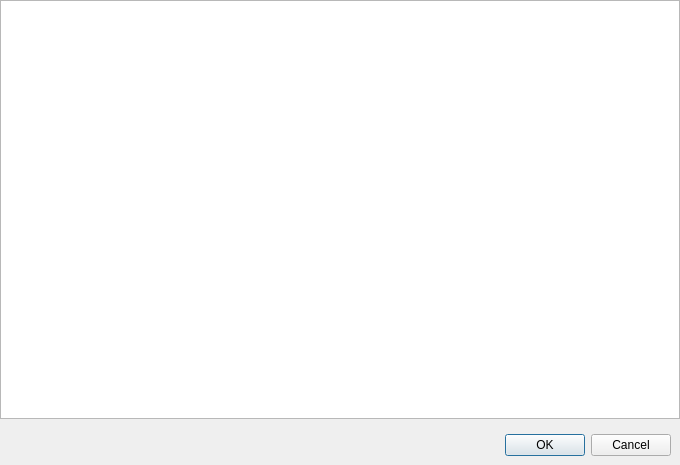
pasbi/CAN, file src/Merge/mergedialog.ui: the form before one commit.
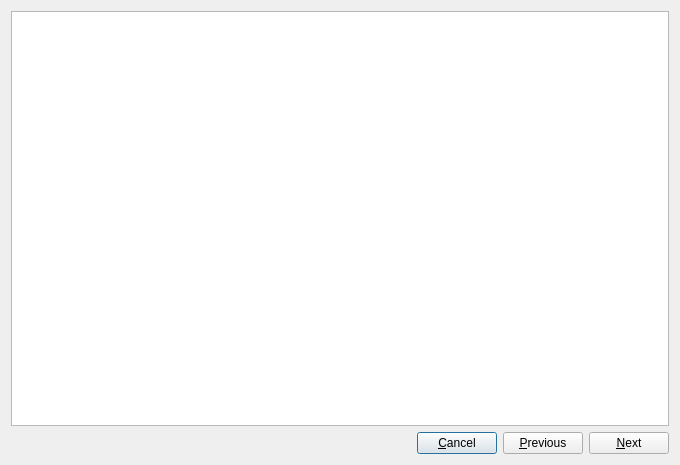
The form after the commit. Custom widgets are drawn as their Qt base class.

The edit to the form file:
```diff
--- a/src/Merge/mergedialog.ui
+++ b/src/Merge/mergedialog.ui
@@ -14,6 +14,16 @@
    <string>Form</string>
   </property>
   <layout class="QVBoxLayout" name="verticalLayout">
+   <item>
+    <widget class="QStackedWidget" name="stackedWidget">
+     <property name="currentIndex">
+      <number>1</number>
+     </property>
+     <widget class="QWidget" name="page">
+      <layout class="QHBoxLayout" name="horizontalLayout_2">
+       <property name="spacing">
+        <number>0</number>
+       </property>
    <property name="leftMargin">
     <number>0</number>
    </property>
@@ -27,30 +37,73 @@
     <number>0</number>
    </property>
    <item>
-    <widget class="MergeListWidget" name="songEventListWidget">
-     <property name="selectionMode">
-      <enum>QAbstractItemView::MultiSelection</enum>
-     </property>
+        <widget class="MergeListWidget" name="songWidget"/>
+       </item>
+      </layout>
+     </widget>
+     <widget class="QWidget" name="page_2">
+      <layout class="QHBoxLayout" name="horizontalLayout_3">
+       <property name="spacing">
+        <number>0</number>
+       </property>
+       <property name="leftMargin">
+        <number>0</number>
+       </property>
+       <property name="topMargin">
+        <number>0</number>
+       </property>
+       <property name="rightMargin">
+        <number>0</number>
+       </property>
+       <property name="bottomMargin">
+        <number>0</number>
+       </property>
+       <item>
+        <widget class="MergeListWidget" name="eventWidget"/>
+       </item>
+      </layout>
+     </widget>
     </widget>
    </item>
    <item>
     <layout class="QHBoxLayout" name="horizontalLayout">
-     <property name="leftMargin">
-      <number>9</number>
-     </property>
-     <property name="topMargin">
-      <number>9</number>
-     </property>
-     <property name="rightMargin">
-      <number>9</number>
-     </property>
-     <property name="bottomMargin">
-      <number>9</number>
-     </property>
+     <item>
+      <spacer name="horizontalSpacer">
+       <property name="orientation">
+        <enum>Qt::Horizontal</enum>
+       </property>
+       <property name="sizeHint" stdset="0">
+        <size>
+         <width>40</width>
+         <height>20</height>
+        </size>
+       </property>
+      </spacer>
+     </item>
+     <item>
+      <widget class="QPushButton" name="buttonCancel">
+       <property name="text">
+        <string>&amp;Cancel</string>
+       </property>
+       <property name="shortcut">
+        <string>Esc</string>
+       </property>
+      </widget>
+     </item>
      <item>
-      <widget class="QDialogButtonBox" name="buttonBox">
-       <property name="standardButtons">
-        <set>QDialogButtonBox::Cancel|QDialogButtonBox::Ok</set>
+      <widget class="QPushButton" name="buttonPrevious">
+       <property name="text">
+        <string>&amp;Previous</string>
+       </property>
+      </widget>
+     </item>
+     <item>
+      <widget class="QPushButton" name="buttonNext">
+       <property name="text">
+        <string>&amp;Next</string>
+       </property>
+       <property name="shortcut">
+        <string>Return</string>
        </property>
       </widget>
      </item>
@@ -61,7 +114,7 @@
  <customwidgets>
   <customwidget>
    <class>MergeListWidget</class>
-   <extends>QListView</extends>
+   <extends>QListWidget</extends>
    <header>Merge/mergelistwidget.h</header>
   </customwidget>
  </customwidgets>
```
Left out of the diff: 35 changed lines with no effect on the pictures. Lines whose indentation alone changed are shown as unchanged.
